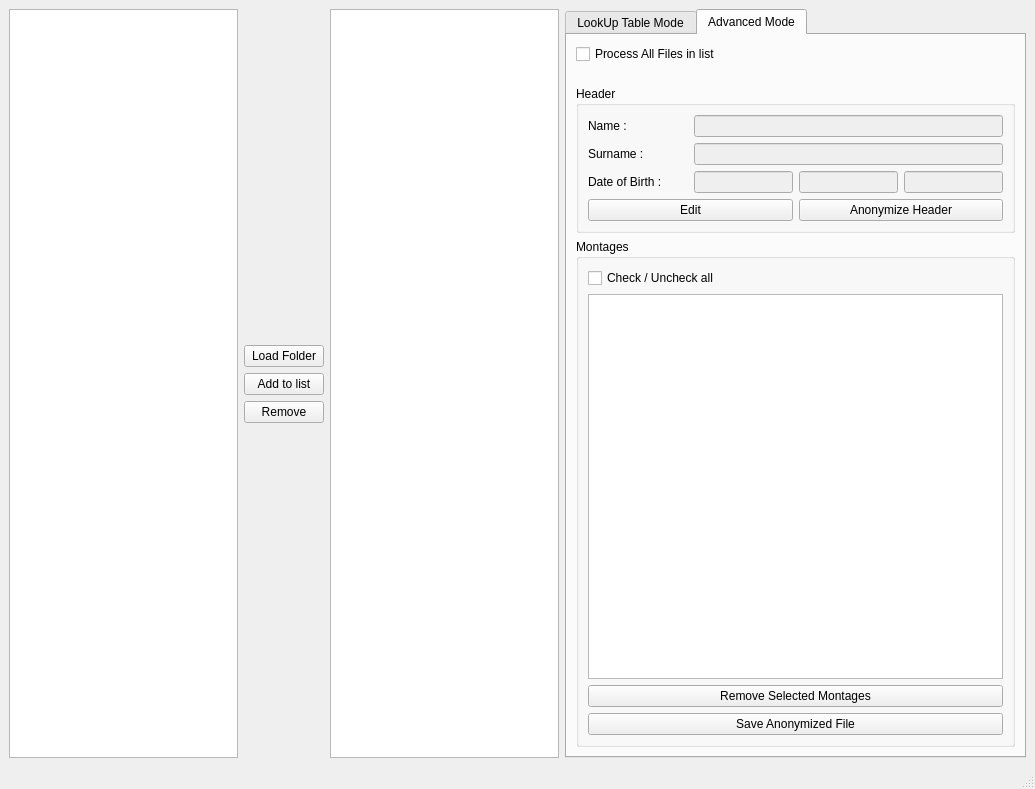
Qt form TRCAnonymizer.ui (floriansipp/TRCAnonymizer) before a commit.
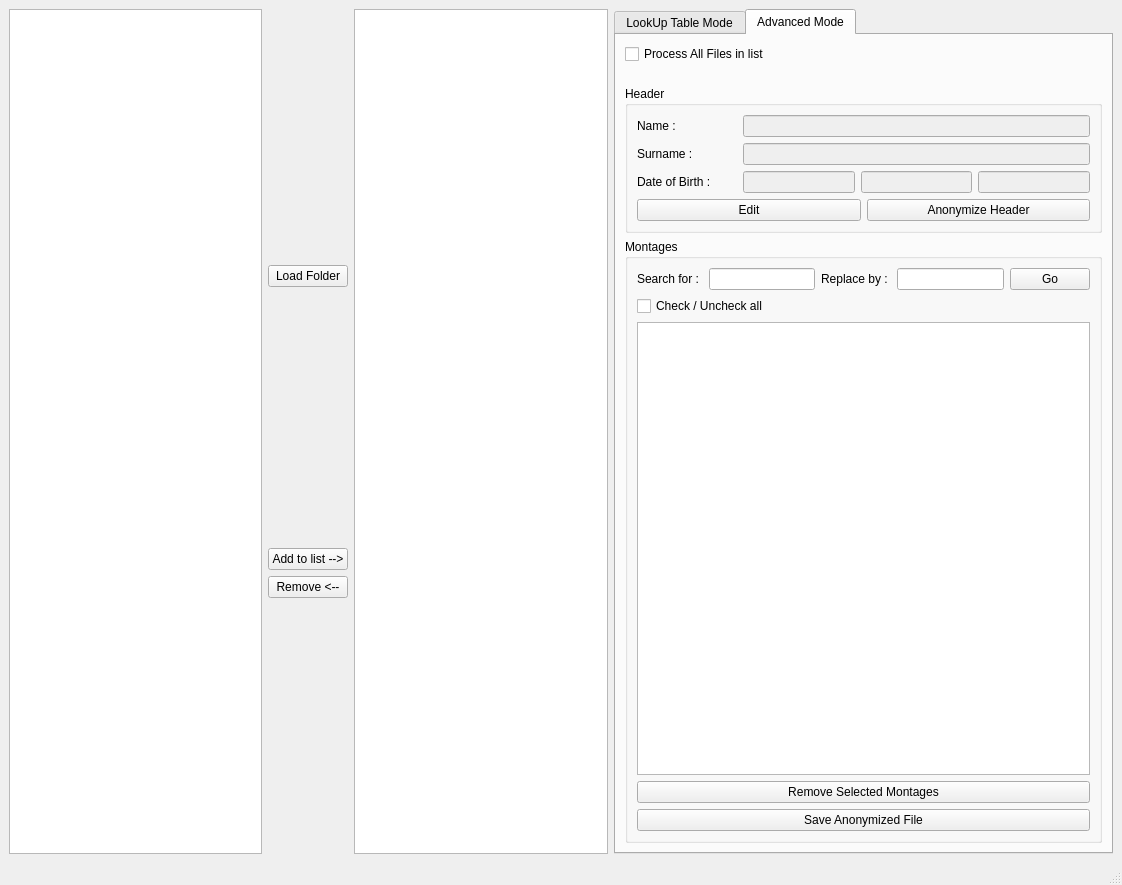
The same form after that commit. The open tabs and pages were chosen to show the change.

Commit message: Rajout d'un chercher / remplacer pour les noms des montages Petite modif UI

Patch:
```diff
--- a/TRCAnonymizer.ui
+++ b/TRCAnonymizer.ui
@@ -6,15 +6,15 @@
    <rect>
     <x>0</x>
     <y>0</y>
-    <width>1035</width>
-    <height>789</height>
+    <width>1122</width>
+    <height>885</height>
    </rect>
   </property>
   <property name="windowTitle">
    <string>TRCAnonymizer</string>
   </property>
   <widget class="QWidget" name="centralwidget">
-   <layout class="QHBoxLayout" name="horizontalLayout_7">
+   <layout class="QHBoxLayout" name="horizontalLayout_8">
     <item>
      <widget class="QTreeView" name="treeView">
       <property name="selectionMode">
@@ -44,17 +44,30 @@
         </property>
        </widget>
       </item>
+      <item>
+       <spacer name="verticalSpacer_3">
+        <property name="orientation">
+         <enum>Qt::Vertical</enum>
+        </property>
+        <property name="sizeHint" stdset="0">
+         <size>
+          <width>20</width>
+          <height>40</height>
+         </size>
+        </property>
+       </spacer>
+      </item>
       <item>
        <widget class="QPushButton" name="AddPushButton">
         <property name="text">
-         <string>Add to list</string>
+         <string>Add to list --&gt;</string>
         </property>
        </widget>
       </item>
       <item>
        <widget class="QPushButton" name="RemovePushButton">
         <property name="text">
-         <string>Remove</string>
+         <string>Remove &lt;--</string>
         </property>
        </widget>
       </item>
@@ -336,6 +349,37 @@
            <string>Montages</string>
           </property>
           <layout class="QVBoxLayout" name="verticalLayout_4">
+           <item>
+            <layout class="QHBoxLayout" name="horizontalLayout_7">
+             <item>
+              <widget class="QLabel" name="label_5">
+               <property name="text">
+                <string>Search for : </string>
+               </property>
+              </widget>
+             </item>
+             <item>
+              <widget class="QLineEdit" name="SearchForLineEdit"/>
+             </item>
+             <item>
+              <widget class="QLabel" name="label_7">
+               <property name="text">
+                <string>Replace by : </string>
+               </property>
+              </widget>
+             </item>
+             <item>
+              <widget class="QLineEdit" name="ReplaceByLineEdit"/>
+             </item>
+             <item>
+              <widget class="QPushButton" name="ReplaceGoButton">
+               <property name="text">
+                <string>Go</string>
+               </property>
+              </widget>
+             </item>
+            </layout>
+           </item>
            <item>
             <widget class="QCheckBox" name="CheckAllBox">
              <property name="text">
```
Left out of the diff: 5 changed lines with no effect on the pictures. The commit also changes 2 other files.
